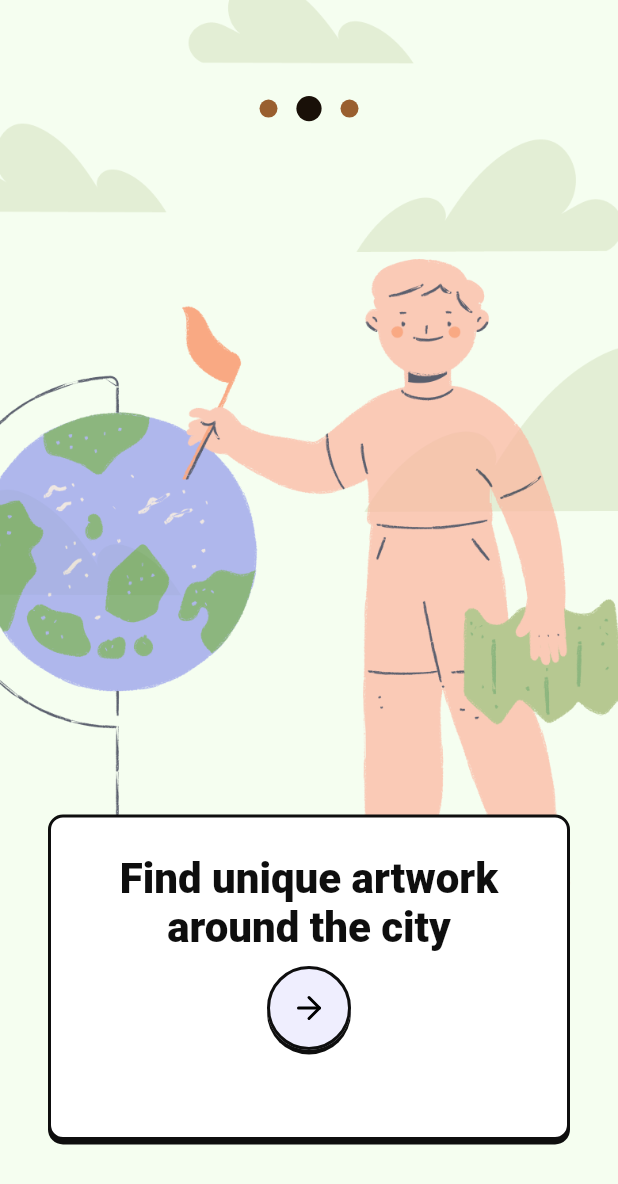
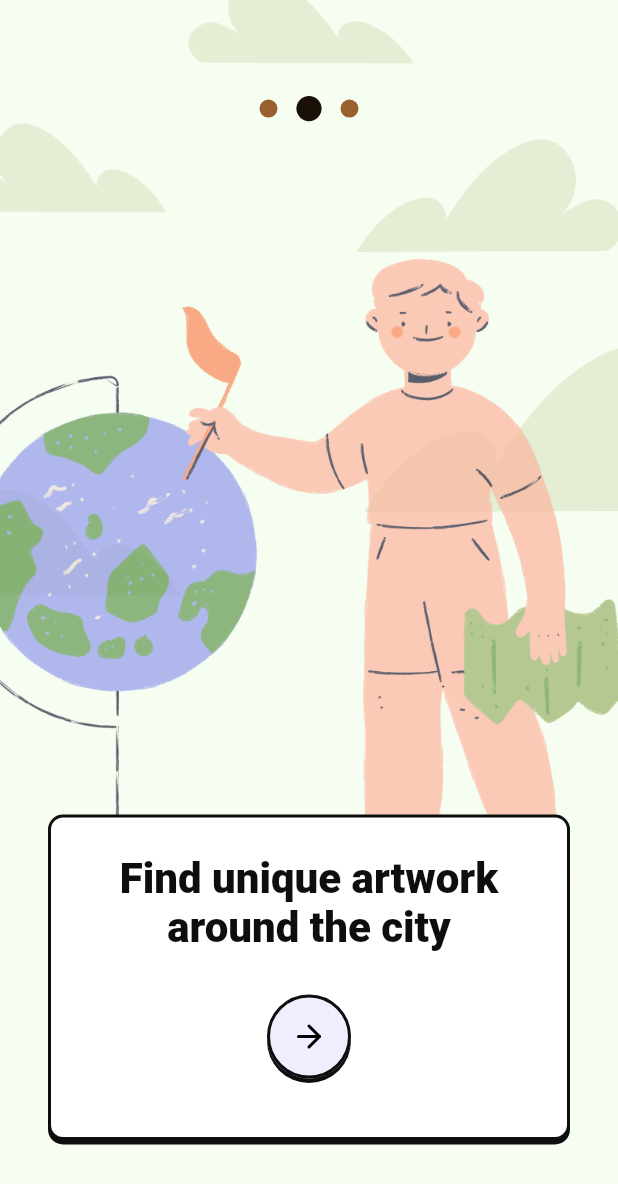
Before and after one commit to DECO-Demons/decarl, a Flutter app: the screen it shows after launch, after a tap on "Get Started", on a phone screen of 412 x 824 dp. Shown: the top 1184 px of the screen. Run offline on Flutter 3.47's test engine with Material 2 defaults, Android fonts, the phone set to English and light mode, and no system bars; drawn by our look-alikes of smooth_page_indicator; our stand-ins replace cloud_firestore, firebase_core, firebase_database, geolocator, google_maps_flutter, location and 1 more; missing offline and left inert: ar_flutter_plugin, geoflutterfire2; accounts and stored records are empty; statements that could not run were skipped.

Commit message:
fix: welcome screen button padding

```diff
--- a/lib/screens/welcomescreens/welcome2.dart
+++ b/lib/screens/welcomescreens/welcome2.dart
@@ -38,9 +38,10 @@ class _Welcome2State extends State<Welcome2> {
               ],
             ),
           ),
-          Center(
+          Align(
+            alignment: Alignment.bottomCenter,
             child: Padding(
-            padding: const EdgeInsets.only(top: 520.0),
+              padding: const EdgeInsets.only(bottom: 105.0),
               child: RoundButton(
                   icon: const Icon(
                     LucideIcons.arrowRight,
@@ -51,7 +52,8 @@ class _Welcome2State extends State<Welcome2> {
                   onPress: () {
                     widget.redirect!(2);
                   }),
-          ))
+            ),
+          )
         ]));
   }
 }
--- a/lib/screens/welcomescreens/welcome3.dart
+++ b/lib/screens/welcomescreens/welcome3.dart
@@ -38,9 +38,10 @@ class _Welcome3State extends State<Welcome3> {
               ],
             ),
           ),
-          Center(
+          Align(
+            alignment: Alignment.bottomCenter,
             child: Padding(
-            padding: const EdgeInsets.only(top: 520.0),
+              padding: const EdgeInsets.only(bottom: 105.0),
               child: RoundButton(
                   icon: const Icon(
                     LucideIcons.arrowRight,
@@ -51,7 +52,8 @@ class _Welcome3State extends State<Welcome3> {
                   onPress: () {
                     widget.redirect!(4);
                   }),
-          ))
+            ),
+          )
         ]));
   }
 }
```
Lines whose indentation alone changed are shown as unchanged.
